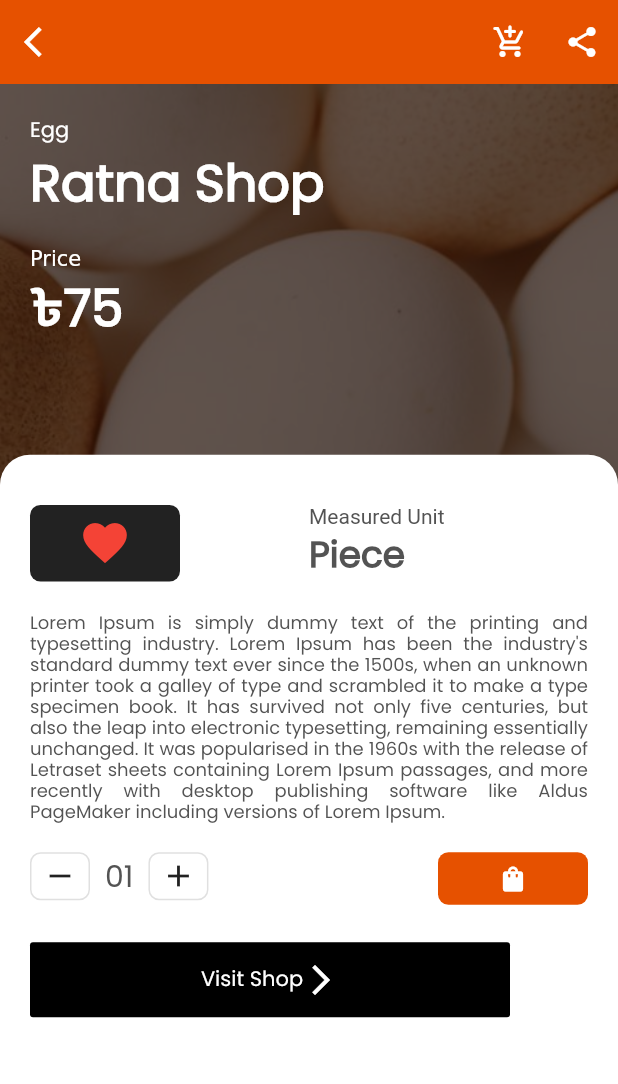
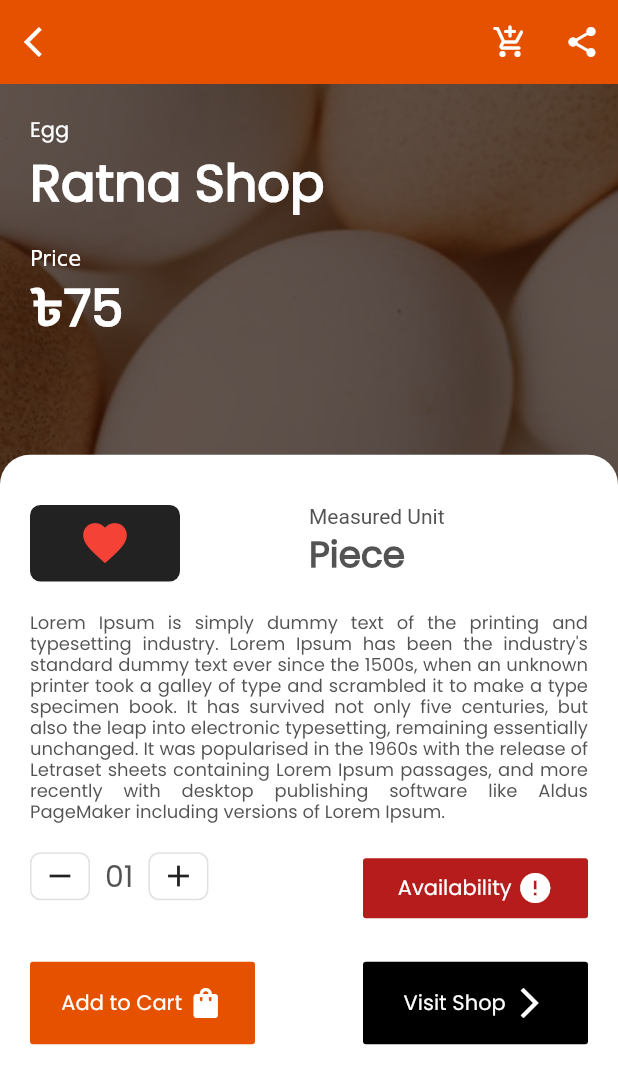
Before and after one commit to tamzid958/kenakata, a Flutter app: the screen it shows after launch, after a tap on "Egg", on a phone screen of 412 x 824 dp. Shown: the top 1084 px of the screen. Run offline on Flutter 3.47's test engine with Material 2 defaults, Android fonts, the phone set to English and light mode, and no system bars; our stand-ins replace flutter_svg.

Commit message:
availablity added

```diff
--- a/lib/models/product.dart
+++ b/lib/models/product.dart
@@ -1,7 +1,7 @@
 class Product {
   final String image, title, description, measuredunit, shopNameByIdPerProduct;
   final int price, size, id;
-  final bool wishlist;
+  final bool wishlist, availability;
   Product({
     this.id,
     this.image,
@@ -12,6 +12,7 @@ class Product {
     this.wishlist,
     this.measuredunit,
     this.shopNameByIdPerProduct,
+    this.availability,
   });
 }
 
@@ -26,6 +27,7 @@ List<Product> products = [
         "Lorem Ipsum is simply dummy text of the printing and typesetting industry. Lorem Ipsum has been the industry's standard dummy text ever since the 1500s, when an unknown printer took a galley of type and scrambled it to make a type specimen book. It has survived not only five centuries, but also the leap into electronic typesetting, remaining essentially unchanged. It was popularised in the 1960s with the release of Letraset sheets containing Lorem Ipsum passages, and more recently with desktop publishing software like Aldus PageMaker including versions of Lorem Ipsum.",
     image: "assets/images/egg.jpg",
     wishlist: true,
+    availability: false,
   ),
   Product(
     id: 2,
@@ -37,6 +39,7 @@ List<Product> products = [
         "Lorem Ipsum is simply dummy text of the printing and typesetting industry. Lorem Ipsum has been the industry's standard dummy text ever since the 1500s, when an unknown printer took a galley of type and scrambled it to make a type specimen book. It has survived not only five centuries, but also the leap into electronic typesetting, remaining essentially unchanged. It was popularised in the 1960s with the release of Letraset sheets containing Lorem Ipsum passages, and more recently with desktop publishing software like Aldus PageMaker including versions of Lorem Ipsum.",
     image: "assets/images/onions.jpg",
     wishlist: false,
+    availability: true,
   ),
   Product(
     id: 3,
@@ -48,6 +51,7 @@ List<Product> products = [
         "Lorem Ipsum is simply dummy text of the printing and typesetting industry. Lorem Ipsum has been the industry's standard dummy text ever since the 1500s, when an unknown printer took a galley of type and scrambled it to make a type specimen book. It has survived not only five centuries, but also the leap into electronic typesetting, remaining essentially unchanged. It was popularised in the 1960s with the release of Letraset sheets containing Lorem Ipsum passages, and more recently with desktop publishing software like Aldus PageMaker including versions of Lorem Ipsum.",
     image: "assets/images/egg.jpg",
     wishlist: true,
+    availability: false,
   ),
   Product(
     id: 4,
@@ -59,6 +63,7 @@ List<Product> products = [
         "Lorem Ipsum is simply dummy text of the printing and typesetting industry. Lorem Ipsum has been the industry's standard dummy text ever since the 1500s, when an unknown printer took a galley of type and scrambled it to make a type specimen book. It has survived not only five centuries, but also the leap into electronic typesetting, remaining essentially unchanged. It was popularised in the 1960s with the release of Letraset sheets containing Lorem Ipsum passages, and more recently with desktop publishing software like Aldus PageMaker including versions of Lorem Ipsum.",
     image: "assets/images/egg.jpg",
     wishlist: false,
+    availability: true,
   ),
   Product(
     id: 5,
@@ -70,6 +75,7 @@ List<Product> products = [
         "Lorem Ipsum is simply dummy text of the printing and typesetting industry. Lorem Ipsum has been the industry's standard dummy text ever since the 1500s, when an unknown printer took a galley of type and scrambled it to make a type specimen book. It has survived not only five centuries, but also the leap into electronic typesetting, remaining essentially unchanged. It was popularised in the 1960s with the release of Letraset sheets containing Lorem Ipsum passages, and more recently with desktop publishing software like Aldus PageMaker including versions of Lorem Ipsum.",
     image: "assets/images/onions.jpg",
     wishlist: true,
+    availability: false,
   ),
   Product(
     id: 6,
@@ -81,6 +87,7 @@ List<Product> products = [
         "Lorem Ipsum is simply dummy text of the printing and typesetting industry. Lorem Ipsum has been the industry's standard dummy text ever since the 1500s, when an unknown printer took a galley of type and scrambled it to make a type specimen book. It has survived not only five centuries, but also the leap into electronic typesetting, remaining essentially unchanged. It was popularised in the 1960s with the release of Letraset sheets containing Lorem Ipsum passages, and more recently with desktop publishing software like Aldus PageMaker including versions of Lorem Ipsum.",
     image: "assets/images/egg.jpg",
     wishlist: true,
+    availability: true,
   ),
   Product(
     id: 7,
@@ -92,6 +99,7 @@ List<Product> products = [
         "Lorem Ipsum is simply dummy text of the printing and typesetting industry. Lorem Ipsum has been the industry's standard dummy text ever since the 1500s, when an unknown printer took a galley of type and scrambled it to make a type specimen book. It has survived not only five centuries, but also the leap into electronic typesetting, remaining essentially unchanged. It was popularised in the 1960s with the release of Letraset sheets containing Lorem Ipsum passages, and more recently with desktop publishing software like Aldus PageMaker including versions of Lorem Ipsum.",
     image: "assets/images/onions.jpg",
     wishlist: false,
+    availability: true,
   ),
   Product(
     id: 8,
@@ -103,6 +111,7 @@ List<Product> products = [
         "Lorem Ipsum is simply dummy text of the printing and typesetting industry. Lorem Ipsum has been the industry's standard dummy text ever since the 1500s, when an unknown printer took a galley of type and scrambled it to make a type specimen book. It has survived not only five centuries, but also the leap into electronic typesetting, remaining essentially unchanged. It was popularised in the 1960s with the release of Letraset sheets containing Lorem Ipsum passages, and more recently with desktop publishing software like Aldus PageMaker including versions of Lorem Ipsum.",
     image: "assets/images/egg.jpg",
     wishlist: true,
+    availability: true,
   ),
   Product(
     id: 9,
@@ -114,6 +123,7 @@ List<Product> products = [
         "Lorem Ipsum is simply dummy text of the printing and typesetting industry. Lorem Ipsum has been the industry's standard dummy text ever since the 1500s, when an unknown printer took a galley of type and scrambled it to make a type specimen book. It has survived not only five centuries, but also the leap into electronic typesetting, remaining essentially unchanged. It was popularised in the 1960s with the release of Letraset sheets containing Lorem Ipsum passages, and more recently with desktop publishing software like Aldus PageMaker including versions of Lorem Ipsum.",
     image: "assets/images/onions.jpg",
     wishlist: false,
+    availability: true,
   ),
   Product(
     id: 10,
@@ -125,6 +135,7 @@ List<Product> products = [
         "Lorem Ipsum is simply dummy text of the printing and typesetting industry. Lorem Ipsum has been the industry's standard dummy text ever since the 1500s, when an unknown printer took a galley of type and scrambled it to make a type specimen book. It has survived not only five centuries, but also the leap into electronic typesetting, remaining essentially unchanged. It was popularised in the 1960s with the release of Letraset sheets containing Lorem Ipsum passages, and more recently with desktop publishing software like Aldus PageMaker including versions of Lorem Ipsum.",
     image: "assets/images/egg.jpg",
     wishlist: false,
+    availability: true,
   ),
   Product(
     id: 11,
@@ -136,6 +147,7 @@ List<Product> products = [
         "Lorem Ipsum is simply dummy text of the printing and typesetting industry. Lorem Ipsum has been the industry's standard dummy text ever since the 1500s, when an unknown printer took a galley of type and scrambled it to make a type specimen book. It has survived not only five centuries, but also the leap into electronic typesetting, remaining essentially unchanged. It was popularised in the 1960s with the release of Letraset sheets containing Lorem Ipsum passages, and more recently with desktop publishing software like Aldus PageMaker including versions of Lorem Ipsum.",
     image: "assets/images/onions.jpg",
     wishlist: false,
+    availability: false,
   ),
   Product(
     id: 12,
@@ -147,5 +159,6 @@ List<Product> products = [
         "Lorem Ipsum is simply dummy text of the printing and typesetting industry. Lorem Ipsum has been the industry's standard dummy text ever since the 1500s, when an unknown printer took a galley of type and scrambled it to make a type specimen book. It has survived not only five centuries, but also the leap into electronic typesetting, remaining essentially unchanged. It was popularised in the 1960s with the release of Letraset sheets containing Lorem Ipsum passages, and more recently with desktop publishing software like Aldus PageMaker including versions of Lorem Ipsum.",
     image: "assets/images/egg.jpg",
     wishlist: true,
+    availability: true,
   ),
 ];
--- a/lib/screens/home/components/body.dart
+++ b/lib/screens/home/components/body.dart
@@ -41,13 +41,14 @@ class Body extends StatelessWidget {
                       style: TextStyle(
                           color: Colors.black,
                           fontWeight: FontWeight.bold,
-                          fontSize: 12),
+                          fontSize: 16),
                     ),
                     RotatedBox(
                       quarterTurns: 1,
                       child: IconButton(
                           color: Colors.orange[900],
                           icon: Icon(Icons.arrow_circle_up),
+                          iconSize: 30,
                           onPressed: () {}),
                     )
                   ],
--- a/lib/screens/itemdetails/components/add_to_cart.dart
+++ /dev/null
@@ -1,33 +0,0 @@
-import 'package:flutter/material.dart';
-import 'package:kenakata/screens/itemdetails/components/cart_counter.dart';
-
-class AddToCart extends StatelessWidget {
-  const AddToCart({Key key}) : super(key: key);
-
-  @override
-  Widget build(BuildContext context) {
-    return Container(
-      child: Row(
-        mainAxisAlignment: MainAxisAlignment.spaceBetween,
-        crossAxisAlignment: CrossAxisAlignment.start,
-        children: <Widget>[
-          CartCounter(),
-          Container(
-            height: 35,
-            width: 100,
-            child: IconButton(
-              onPressed: () {},
-              icon: Icon(Icons.shopping_bag),
-              color: Colors.white,
-              iconSize: 20,
-            ),
-            decoration: BoxDecoration(
-              color: Colors.orange[900],
-              borderRadius: BorderRadius.all(Radius.circular(7)),
-            ),
-          )
-        ],
-      ),
-    );
-  }
-}
--- /dev/null
+++ b/lib/screens/itemdetails/components/add_to_cart_and_visit_shop.dart
@@ -0,0 +1,44 @@
+import 'package:flutter/material.dart';
+
+class AddToCart extends StatelessWidget {
+  const AddToCart({Key key}) : super(key: key);
+
+  @override
+  Widget build(BuildContext context) {
+    return Row(
+        crossAxisAlignment: CrossAxisAlignment.start,
+        mainAxisAlignment: MainAxisAlignment.spaceBetween,
+        children: [
+          FlatButton(
+            onPressed: () => {},
+            color: Colors.orange[900],
+            padding: EdgeInsets.all(5.0),
+            minWidth: 150,
+            height: 55,
+            textColor: Colors.white,
+            child: Row(
+              // Replace with a Row for horizontal icon + text
+              children: <Widget>[
+                Text("Add to Cart "),
+                Icon(Icons.shopping_bag),
+              ],
+            ),
+          ),
+          FlatButton(
+            onPressed: () => {},
+            color: Colors.black,
+            padding: EdgeInsets.all(5.0),
+            minWidth: 150,
+            height: 55,
+            textColor: Colors.white,
+            child: Row(
+              // Replace with a Row for horizontal icon + text
+              children: <Widget>[
+                Text("Visit Shop "),
+                Icon(Icons.arrow_forward_ios),
+              ],
+            ),
+          ),
+        ]);
+  }
+}
--- /dev/null
+++ b/lib/screens/itemdetails/components/availability.dart
@@ -0,0 +1,43 @@
+import 'package:flutter/material.dart';
+import 'package:kenakata/screens/itemdetails/components/cart_counter.dart';
+import 'package:kenakata/models/product.dart';
+
+class Availibity extends StatelessWidget {
+  const Availibity({Key key, @required this.product}) : super(key: key);
+  final Product product;
+  @override
+  Widget build(BuildContext context) {
+    return Container(
+      child: Row(
+        mainAxisAlignment: MainAxisAlignment.spaceBetween,
+        crossAxisAlignment: CrossAxisAlignment.start,
+        children: <Widget>[
+          CartCounter(),
+          Row(
+            children: [
+              FlatButton(
+                onPressed: () => {},
+                color: (product.availability == false
+                    ? Colors.red[900]
+                    : Colors.green[900]),
+                padding: EdgeInsets.all(5.0),
+                textColor: Colors.white,
+                height: 40,
+                minWidth: 150,
+                child: Row(
+                  // Replace with a Row for horizontal icon + text
+                  children: <Widget>[
+                    Text("Availability "),
+                    Icon(product.availability == false
+                        ? Icons.error
+                        : Icons.done),
+                  ],
+                ),
+              ),
+            ],
+          )
+        ],
+      ),
+    );
+  }
+}
--- a/lib/screens/itemdetails/components/body.dart
+++ b/lib/screens/itemdetails/components/body.dart
@@ -1,10 +1,11 @@
 import 'package:flutter/material.dart';
 import 'package:kenakata/constants.dart';
 import 'package:kenakata/models/product.dart';
+import 'package:kenakata/screens/itemdetails/components/add_to_cart_and_visit_shop.dart';
 import 'package:kenakata/screens/itemdetails/components/productTitleWithImage.dart';
 import 'package:kenakata/screens/itemdetails/components/wishlist_measured_unit.dart';
 import 'package:kenakata/screens/itemdetails/components/description.dart';
-import 'package:kenakata/screens/itemdetails/components/add_to_cart.dart';
+import 'package:kenakata/screens/itemdetails/components/availability.dart';
 
 class Body extends StatelessWidget {
   final Product product;
@@ -50,32 +51,11 @@ class Body extends StatelessWidget {
                         children: <Widget>[
                           WishlistMeasuredUnit(product: product),
                           Description(product: product),
-                          AddToCart(),
+                          Availibity(product: product),
                           SizedBox(
                             height: 25,
                           ),
-                          Row(
-                            crossAxisAlignment: CrossAxisAlignment.center,
-                            children: <Widget>[
-                              Row(children: [
-                                FlatButton(
-                                  onPressed: () => {},
-                                  color: Colors.black,
-                                  padding: EdgeInsets.all(5.0),
-                                  minWidth: 320,
-                                  height: 50,
-                                  textColor: Colors.white,
-                                  child: Row(
-                                    // Replace with a Row for horizontal icon + text
-                                    children: <Widget>[
-                                      Text("Visit Shop"),
-                                      Icon(Icons.arrow_forward_ios),
-                                    ],
-                                  ),
-                                ),
-                              ]),
-                            ],
-                          ),
+                          AddToCart(),
                         ],
                       ),
                     ),
```
